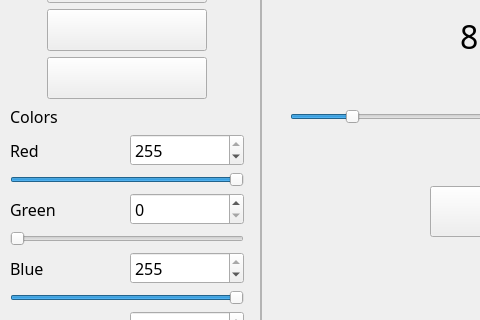
First picture: the form in view.ui, repository samirsarin04/SpriteEditor, before the edit; both pictures show x 0 to 480 and y 252 to 572 of the 1200 by 800 pixel window.
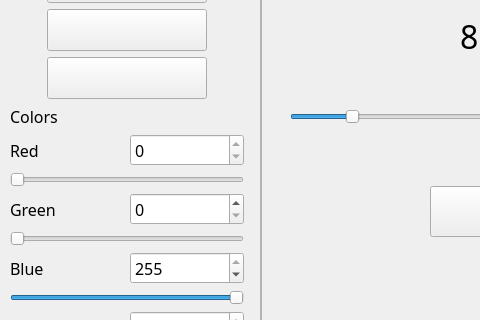
Second picture: the form after the edit. Icons and pictures are not drawn. Custom widgets are drawn as their Qt base class.

Commit message: remove frame bug fixed with new lock system

Patch:
```diff
--- a/view.ui
+++ b/view.ui
@@ -247,10 +247,10 @@
            <item>
             <widget class="QSpinBox" name="redSpinBox">
              <property name="maximum">
-              <number>255</number>
+              <number>0</number>
              </property>
              <property name="value">
-              <number>255</number>
+              <number>0</number>
              </property>
             </widget>
            </item>
@@ -267,7 +267,7 @@
             <number>255</number>
            </property>
            <property name="value">
-            <number>255</number>
+            <number>0</number>
            </property>
            <property name="orientation">
             <enum>Qt::Horizontal</enum>
```
The commit also changes 1 other file.
